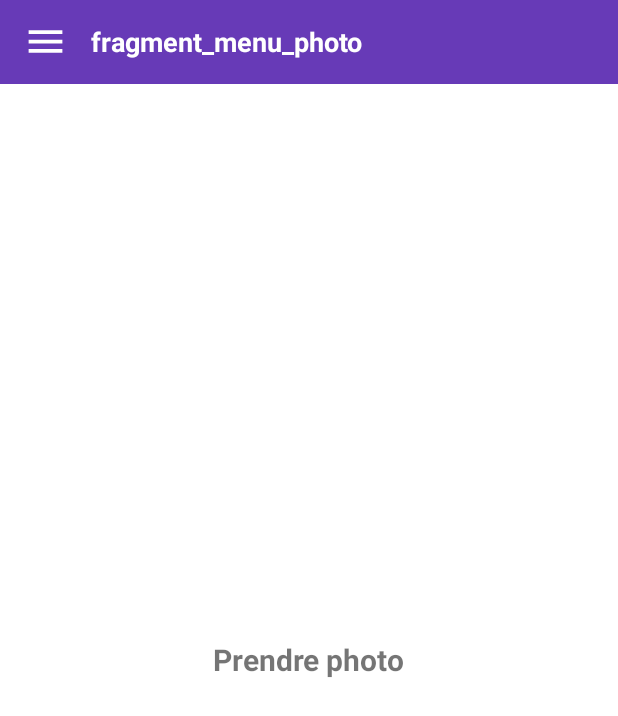
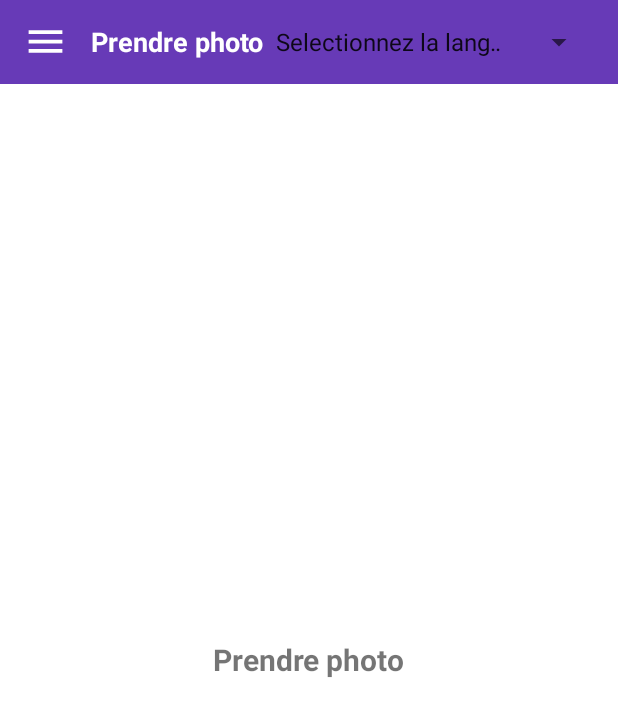
Before and after one commit to Kvpso270/GamePlace_App, an Android app: the screen it shows after launch (MainActivity), in the side drawer, after a tap on "Prendre photo", on a phone screen of 412 x 824 dp. Shown: the top 716 px of the screen. Run offline under Robolectric (Android 15) with nearby library versions, the phone set to English and light mode, and no system bars; our stand-ins replace navigation-ui.

Commit message:
Traduction done

```diff
--- a/app/src/main/java/fr/android/gameplace_app/MainActivity.java
+++ b/app/src/main/java/fr/android/gameplace_app/MainActivity.java
@@ -10,19 +10,43 @@ import androidx.navigation.NavDestination;
 import androidx.navigation.Navigation;
 import androidx.navigation.ui.NavigationUI;
 
+import android.annotation.SuppressLint;
+import android.app.Activity;
+import android.content.res.Configuration;
+import android.content.res.Resources;
 import android.os.Bundle;
 import android.view.View;
+import android.widget.AdapterView;
+import android.widget.ArrayAdapter;
+import android.widget.Spinner;
 import android.widget.TextView;
 
 import com.google.android.material.navigation.NavigationView;
 
+import java.util.Locale;
+
 public class MainActivity extends AppCompatActivity {
 
     private DatabaseManager databaseManager;
+    Spinner spinner;
+    public static String selectLang = String.valueOf(R.string.selectLang);
+    public static final String[] languages = {"Selectionnez la langue","English","Français"};
+
     @Override
     protected void onCreate(Bundle savedInstanceState) {
         super.onCreate(savedInstanceState);
         setContentView(R.layout.activity_main);
+
+
+        //Gestion de la langue
+        spinner = findViewById(R.id.spinner);
+
+        ArrayAdapter<String> adapter = new ArrayAdapter<String>(this, android.R.layout.simple_spinner_item,languages);
+        adapter.setDropDownViewResource(android.R.layout.simple_spinner_dropdown_item);
+        spinner.setAdapter(adapter);
+        spinner.setSelection(0);
+
+
         databaseManager = new DatabaseManager( this);
         databaseManager.getReadableDatabase();
 
@@ -33,6 +57,31 @@ public class MainActivity extends AppCompatActivity {
         databaseManager.insertMatchStatistics(1, 2, 5, 60.0, 10);
         final DrawerLayout drawerLayout = findViewById(R.id.drawerLayout);
 
+
+
+        spinner.setOnItemSelectedListener(new AdapterView.OnItemSelectedListener() {
+            @Override
+            public void onItemSelected(AdapterView<?> parent, View view, int position, long id) {
+                String selectedLang = parent.getItemAtPosition(position).toString();
+
+                if (selectedLang.equals("English")){
+                    setLocal(MainActivity.this,"en");
+                    finish();
+                    startActivity(getIntent());
+                }else if (selectedLang.equals("Français")){
+                    setLocal(MainActivity.this,"fr");
+                    finish();
+                    startActivity(getIntent());
+                }
+
+            }
+
+            @Override
+            public void onNothingSelected(AdapterView<?> parent) {
+
+            }
+        });
+
         findViewById(R.id.imageMenu).setOnClickListener(new View.OnClickListener() {
             @Override
             public void onClick(View view) {
@@ -40,9 +89,11 @@ public class MainActivity extends AppCompatActivity {
             }
         });
 
+        //navigationView (menu)
         NavigationView navigationView = findViewById(R.id.navigationView);
         navigationView.setItemIconTintList(null);
 
+        //Gere la navigation entre les fragments
         NavController navController = Navigation.findNavController(this,R.id.navHostFragment);
         NavigationUI.setupWithNavController(navigationView,navController);
 
@@ -58,4 +109,14 @@ public class MainActivity extends AppCompatActivity {
         });
         databaseManager.close();
     }
+
+    public void setLocal(Activity activity, String langCode){
+        Locale locale = new Locale(langCode);
+        locale.setDefault(locale);
+        Resources resources = activity.getResources();
+        Configuration config = resources.getConfiguration();
+        config.setLocale(locale);
+        resources.updateConfiguration(config,resources.getDisplayMetrics());
+    }
+
 }
--- a/app/src/main/res/layout/activity_main.xml
+++ b/app/src/main/res/layout/activity_main.xml
@@ -33,7 +33,7 @@
 
             <TextView
                 android:id="@+id/textTitle"
-                android:layout_width="match_parent"
+                android:layout_width="wrap_content"
                 android:layout_height="wrap_content"
                 android:layout_marginStart="15dp"
                 android:text="@string/app_name"
@@ -41,6 +41,12 @@
                 android:textStyle="bold"
                 android:textSize="18sp"
                 />
+            <Spinner
+                android:id="@+id/spinner"
+                android:layout_width="match_parent"
+                android:layout_height="match_parent"
+                android:gravity="center"/>
+
         </LinearLayout>
 
         <fragment
@@ -52,6 +58,8 @@
             android:name="androidx.navigation.fragment.NavHostFragment"
             app:defaultNavHost="true"
             app:navGraph="@navigation/main"/>
+
+
 
 
 
--- a/app/src/main/res/layout/fragment_param__langage.xml
+++ b/app/src/main/res/layout/fragment_param__langage.xml
@@ -8,12 +8,12 @@
     tools:context=".Param_LangageFragment">
 
     <!-- TODO: Update blank fragment layout -->
-
-        <Spinner
+    <!--<Spinner
             android:id="@+id/spinner"
             android:layout_width="250dp"
             android:layout_height="60dp"
-            android:gravity="center"/>
+            android:gravity="center"/> -->
+
 
 
 
--- a/app/src/main/res/navigation/main.xml
+++ b/app/src/main/res/navigation/main.xml
@@ -8,12 +8,12 @@
     <fragment
         android:id="@+id/menuEquipe"
         android:name="fr.android.gameplace_app.EquipeFragment"
-        android:label="Mon Equipe"
+        android:label="@string/monEquipe"
         tools:layout="@layout/fragment_equipe" />
     <fragment
         android:id="@+id/menuProfile"
         android:name="fr.android.gameplace_app.ProfilFragment"
-        android:label="Profil"
+        android:label="@string/profil"
         tools:layout="@layout/fragment_profil" />
     <fragment
         android:id="@+id/menuStats"
@@ -23,16 +23,16 @@
     <fragment
         android:id="@+id/menuPhoto"
         android:name="fr.android.gameplace_app.menuPhoto"
-        android:label="fragment_menu_photo"
+        android:label="@string/prendrePhotos"
         tools:layout="@layout/fragment_menu_photo" />
     <fragment
         android:id="@+id/acceuil"
         android:name="fr.android.gameplace_app.AcceuilFragment"
-        android:label="fragment_acceuil"
+        android:label="@string/acceuil"
         tools:layout="@layout/fragment_acceuil" />
     <fragment
         android:id="@+id/lang_param"
         android:name="fr.android.gameplace_app.Param_LangageFragment"
-        android:label="fragment_param__langage"
+        android:label="@string/tite_langage_param"
         tools:layout="@layout/fragment_param__langage" />
 </navigation>
```
